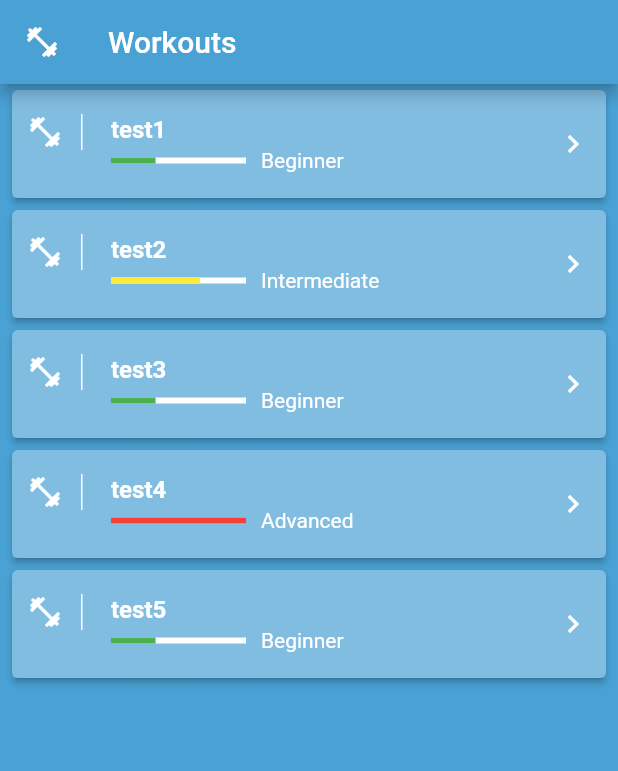
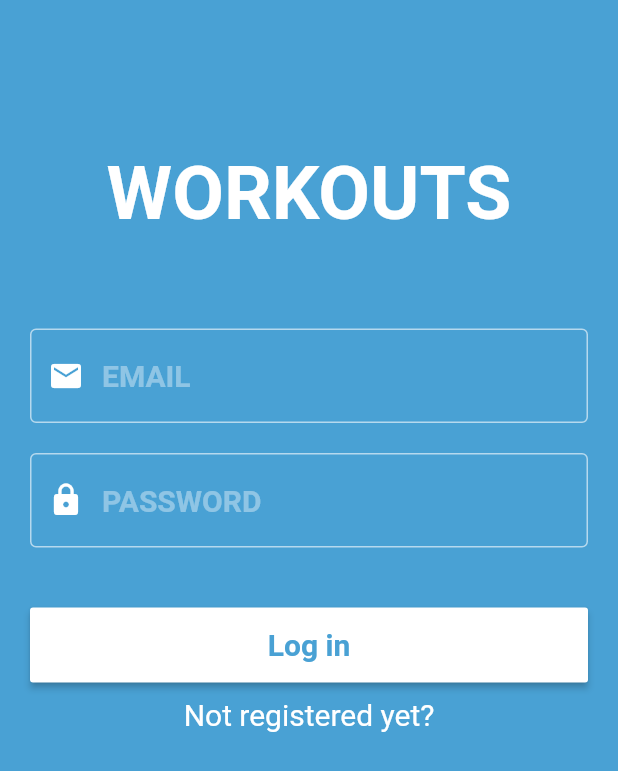
Before and after one commit to DaniilPavlov/Workouts, a Flutter app: the screen it shows after launch, on a phone screen of 412 x 824 dp. Shown: the top 771 px of the screen. Run offline on Flutter 3.47's test engine with Material 2 defaults, Android fonts, the phone set to English and light mode, and no system bars.

Commit message:
Log in page

```diff
--- a/lib/main.dart
+++ b/lib/main.dart
@@ -1,5 +1,6 @@
 import 'package:flutter/material.dart';
-import 'models/workout.dart';
+import 'package:workouts/pages/authorization.dart';
+import 'package:workouts/pages/home.dart';
 
 void main() {
   runApp(WorkoutsApp());
@@ -13,124 +14,7 @@ class WorkoutsApp extends StatelessWidget {
       theme: ThemeData(
           primaryColor: Color.fromRGBO(73, 161, 212, 1),
           textTheme: TextTheme(title: TextStyle(color: Colors.white))),
-      home: HomePage(),
+      home: AuthorizationPage(),
     );
   }
 }
-
-class HomePage extends StatelessWidget {
-  @override
-  Widget build(BuildContext context) {
-    return Container(
-      child: Scaffold(
-        backgroundColor: Theme.of(context).primaryColor,
-        appBar: AppBar(
-          title: Text("Workouts"),
-          leading: Icon(Icons.fitness_center),
-        ),
-        body: WorkoutsList(),
-      ),
-    );
-  }
-}
-
-class WorkoutsList extends StatelessWidget {
-  final workouts = <Workout>[
-    Workout(
-        title: 'test1', author: 'kek1', description: 'smth', level: 'Beginner'),
-    Workout(
-        title: 'test2',
-        author: 'kek1',
-        description: 'smth',
-        level: 'Intermediate'),
-    Workout(
-        title: 'test3', author: 'kek2', description: 'smth', level: 'Beginner'),
-    Workout(
-        title: 'test4', author: 'kek1', description: 'smth', level: 'Advanced'),
-    Workout(
-        title: 'test5', author: 'kek3', description: 'smth', level: 'Beginner'),
-  ];
-
-  @override
-  Widget build(BuildContext context) {
-    return Container(
-      child: Container(
-          child: ListView.builder(
-              itemCount: workouts.length,
-              itemBuilder: (context, i) {
-                return Card(
-                  elevation: 2,
-                  margin: EdgeInsets.symmetric(horizontal: 8, vertical: 4),
-                  child: Container(
-                      decoration: BoxDecoration(
-                        color: Color.fromRGBO(73, 161, 212, 0.7),
-                      ),
-                      child: ListTile(
-                        contentPadding: EdgeInsets.symmetric(horizontal: 10),
-                        leading: Container(
-                          padding: EdgeInsets.only(right: 12),
-                          child: Icon(
-                            Icons.fitness_center,
-                            color: Theme.of(context).textTheme.title.color,
-                          ),
-                          decoration: BoxDecoration(
-                              border: Border(
-                                  right: BorderSide(
-                                      width: 1, color: Colors.white))),
-                        ),
-                        title: Text(
-                          workouts[i].title,
-                          style: TextStyle(
-                              color: Theme.of(context).textTheme.title.color,
-                              fontWeight: FontWeight.bold),
-                        ),
-                        trailing: Icon(
-                          Icons.keyboard_arrow_right,
-                          color: Theme.of(context).textTheme.title.color,
-                        ),
-                        subtitle: subtitle(context, workouts[i]),
-                      )),
-                );
-              })),
-    );
-  }
-}
-
-Widget subtitle(BuildContext context, Workout workout) {
-  var progressColor = Colors.grey;
-  double indicator = 0;
-
-  switch (workout.level) {
-    case 'Beginner':
-      progressColor = Colors.green;
-      indicator = 0.33;
-      break;
-    case 'Intermediate':
-      progressColor = Colors.yellow;
-      indicator = 0.66;
-      break;
-    case 'Advanced':
-      progressColor = Colors.red;
-      indicator = 1;
-      break;
-  }
-
-  return Row(
-    children: <Widget>[
-      Expanded(
-          child: LinearProgressIndicator(
-            backgroundColor: Theme.of(context).textTheme.title.color,
-            value: indicator,
-            valueColor: AlwaysStoppedAnimation(progressColor),
-          )),
-      SizedBox(width: 10),
-      Expanded(
-        flex: 2,
-        child: Text(
-          workout.level,
-          style: TextStyle(color: Theme.of(context).textTheme.title.color),
-        ),
-      )
-    ],
-  );
-}
--- /dev/null
+++ b/lib/pages/authorization.dart
@@ -0,0 +1,162 @@
+import 'package:flutter/material.dart';
+
+class AuthorizationPage extends StatefulWidget {
+  @override
+  _AuthorizationPageState createState() => _AuthorizationPageState();
+}
+
+class _AuthorizationPageState extends State<AuthorizationPage> {
+  TextEditingController _emailController = TextEditingController();
+  TextEditingController _passwordController = TextEditingController();
+
+  String _email;
+  String _password;
+  bool showLogin = true;
+
+  @override
+  Widget build(BuildContext context) {
+    Widget _logotype() {
+      return Padding(
+        padding: EdgeInsets.only(top: 100),
+        child: Container(
+          child: Align(
+            child: Text(
+              'WORKOUTS',
+              style: TextStyle(
+                  fontSize: 50,
+                  fontWeight: FontWeight.bold,
+                  color: Colors.white),
+            ),
+          ),
+        ),
+      );
+    }
+
+    Widget _input(Icon icon, String hint, TextEditingController controller,
+        bool obscure) {
+      return Container(
+        padding: EdgeInsets.only(left: 20, right: 20),
+        child: TextField(
+            controller: controller,
+            obscureText: obscure,
+            style: TextStyle(fontSize: 20, color: Colors.white),
+            decoration: InputDecoration(
+                hintStyle: TextStyle(
+                    fontWeight: FontWeight.bold,
+                    fontSize: 20,
+                    color: Colors.white38),
+                hintText: hint,
+                focusedBorder: OutlineInputBorder(
+                    borderSide: BorderSide(color: Colors.white, width: 3)),
+                enabledBorder: OutlineInputBorder(
+                    borderSide: BorderSide(color: Colors.white60, width: 1)),
+                prefixIcon: Padding(
+                  padding: EdgeInsets.only(left: 10, right: 10),
+                  child: IconTheme(
+                    data: IconThemeData(color: Colors.white),
+                    child: icon,
+                  ),
+                ))),
+      );
+    }
+
+    Widget _button(String text, void func()) {
+      return RaisedButton(
+        splashColor: Theme.of(context).primaryColor,
+        highlightColor: Theme.of(context).primaryColor,
+        color: Colors.white,
+        child: Text(text,
+            style: TextStyle(
+                fontWeight: FontWeight.bold,
+                color: Theme.of(context).primaryColor,
+                fontSize: 20)),
+        onPressed: () {
+          func();
+        },
+      );
+    }
+
+    Widget _form(String label, void func()) {
+      return Container(
+          child: Column(
+        children: <Widget>[
+          Padding(
+            padding: EdgeInsets.only(bottom: 20, top: 10),
+            child: _input(Icon(Icons.email), "EMAIL", _emailController, false),
+          ),
+          Padding(
+            padding: EdgeInsets.only(bottom: 20),
+            child:
+                _input(Icon(Icons.lock), "PASSWORD", _passwordController, true),
+          ),
+          SizedBox(
+            height: 20,
+          ),
+          Padding(
+            padding: EdgeInsets.only(left: 20, right: 20),
+            child: Container(
+              height: 50,
+              width: MediaQuery.of(context).size.width,
+              child: _button(label, func),
+            ),
+          )
+        ],
+      ));
+    }
+
+    void _buttonLogin() {
+      _email = _emailController.text;
+      _password = _passwordController.text;
+      _emailController.clear();
+      _passwordController.clear();
+    }
+
+    return Scaffold(
+        backgroundColor: Theme.of(context).primaryColor,
+        body: Column(
+          children: <Widget>[
+            _logotype(),
+            SizedBox(height: 50),
+            (showLogin
+                ? Column(
+                    children: <Widget>[
+                      _form('Log in', _buttonLogin),
+                      Padding(
+                        padding: EdgeInsets.all(10),
+                        child: GestureDetector(
+                            child: Text(
+                              'Not registered yet?',
+                              style:
+                                  TextStyle(fontSize: 20, color: Colors.white),
+                            ),
+                            onTap: () {
+                              setState(() {
+                                showLogin = false;
+                              });
+                            }),
+                      )
+                    ],
+                  )
+                : Column(
+                    children: <Widget>[
+                      _form('Registration', _buttonLogin),
+                      Padding(
+                        padding: EdgeInsets.all(10),
+                        child: GestureDetector(
+                            child: Text(
+                              'Already registered?',
+                              style:
+                                  TextStyle(fontSize: 20, color: Colors.white),
+                            ),
+                            onTap: () {
+                              setState(() {
+                                showLogin = true;
+                              });
+                            }),
+                      )
+                    ],
+                  )),
+          ],
+        ));
+  }
+}
--- /dev/null
+++ b/lib/pages/home.dart
@@ -0,0 +1,119 @@
+import 'package:flutter/material.dart';
+import 'package:workouts/models/workout.dart';
+
+class HomePage extends StatelessWidget {
+  @override
+  Widget build(BuildContext context) {
+    return Container(
+      child: Scaffold(
+        backgroundColor: Theme.of(context).primaryColor,
+        appBar: AppBar(
+          title: Text("Workouts"),
+          leading: Icon(Icons.fitness_center),
+        ),
+        body: WorkoutsList(),
+      ),
+    );
+  }
+}
+
+class WorkoutsList extends StatelessWidget {
+  final workouts = <Workout>[
+    Workout(
+        title: 'test1', author: 'kek1', description: 'smth', level: 'Beginner'),
+    Workout(
+        title: 'test2',
+        author: 'kek1',
+        description: 'smth',
+        level: 'Intermediate'),
+    Workout(
+        title: 'test3', author: 'kek2', description: 'smth', level: 'Beginner'),
+    Workout(
+        title: 'test4', author: 'kek1', description: 'smth', level: 'Advanced'),
+    Workout(
+        title: 'test5', author: 'kek3', description: 'smth', level: 'Beginner'),
+  ];
+
+  @override
+  Widget build(BuildContext context) {
+    return Container(
+      child: Container(
+          child: ListView.builder(
+              itemCount: workouts.length,
+              itemBuilder: (context, i) {
+                return Card(
+                  elevation: 2,
+                  margin: EdgeInsets.symmetric(horizontal: 8, vertical: 4),
+                  child: Container(
+                      decoration: BoxDecoration(
+                        color: Color.fromRGBO(73, 161, 212, 0.7),
+                      ),
+                      child: ListTile(
+                        contentPadding: EdgeInsets.symmetric(horizontal: 10),
+                        leading: Container(
+                          padding: EdgeInsets.only(right: 12),
+                          child: Icon(
+                            Icons.fitness_center,
+                            color: Theme.of(context).textTheme.title.color,
+                          ),
+                          decoration: BoxDecoration(
+                              border: Border(
+                                  right: BorderSide(
+                                      width: 1, color: Colors.white))),
+                        ),
+                        title: Text(
+                          workouts[i].title,
+                          style: TextStyle(
+                              color: Theme.of(context).textTheme.title.color,
+                              fontWeight: FontWeight.bold),
+                        ),
+                        trailing: Icon(
+                          Icons.keyboard_arrow_right,
+                          color: Theme.of(context).textTheme.title.color,
+                        ),
+                        subtitle: subtitle(context, workouts[i]),
+                      )),
+                );
+              })),
+    );
+  }
+}
+
+Widget subtitle(BuildContext context, Workout workout) {
+  var progressColor = Colors.grey;
+  double indicator = 0;
+
+  switch (workout.level) {
+    case 'Beginner':
+      progressColor = Colors.green;
+      indicator = 0.33;
+      break;
+    case 'Intermediate':
+      progressColor = Colors.yellow;
+      indicator = 0.66;
+      break;
+    case 'Advanced':
+      progressColor = Colors.red;
+      indicator = 1;
+      break;
+  }
+
+  return Row(
+    children: <Widget>[
+      Expanded(
+          child: LinearProgressIndicator(
+        backgroundColor: Theme.of(context).textTheme.title.color,
+        value: indicator,
+        valueColor: AlwaysStoppedAnimation(progressColor),
+      )),
+      SizedBox(width: 10),
+      Expanded(
+        flex: 2,
+        child: Text(
+          workout.level,
+          style: TextStyle(color: Theme.of(context).textTheme.title.color),
+        ),
+      )
+    ],
+  );
+}
```
